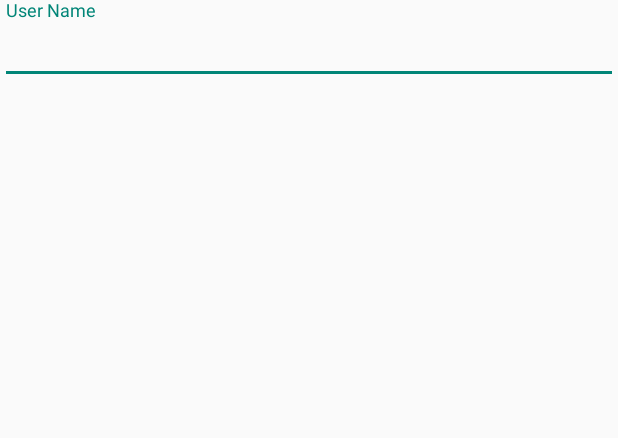
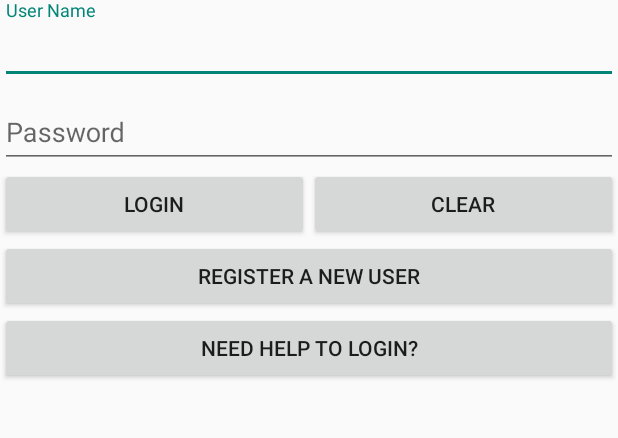
Before and after one commit to frodriguezc/Prueba3, an Android app: the screen it shows after launch (MainActivity), on a phone screen of 412 x 824 dp, the part 384-822 px from its top. Run offline under Robolectric (Android 15) with nearby library versions, the phone set to English and light mode, and no system bars.

Commit message:
layout register

```diff
--- a/app/src/main/AndroidManifest.xml
+++ b/app/src/main/AndroidManifest.xml
@@ -9,6 +9,7 @@
         android:roundIcon="@mipmap/ic_launcher_round"
         android:supportsRtl="true"
         android:theme="@style/Theme.Prueba3">
+        <activity android:name=".Register"></activity>
         <activity android:name=".MainActivity">
             <intent-filter>
                 <action android:name="android.intent.action.MAIN" />
--- a/app/src/main/res/layout/activity_main.xml
+++ b/app/src/main/res/layout/activity_main.xml
@@ -16,7 +16,7 @@
     <com.google.android.material.textfield.TextInputLayout
         android:id="@+id/tilUser"
         android:layout_width="match_parent"
-        android:layout_height="match_parent">
+        android:layout_height="wrap_content">
 
         <com.google.android.material.textfield.TextInputEditText
             android:id="@+id/etUser"
@@ -28,7 +28,7 @@
     <com.google.android.material.textfield.TextInputLayout
         android:id="@+id/tilPass"
         android:layout_width="match_parent"
-        android:layout_height="match_parent">
+        android:layout_height="wrap_content">
 
         <com.google.android.material.textfield.TextInputEditText
             android:id="@+id/etPass"
@@ -36,4 +36,36 @@
             android:layout_height="wrap_content"
             android:hint="Password" />
     </com.google.android.material.textfield.TextInputLayout>
+
+    <LinearLayout
+        android:layout_width="match_parent"
+        android:layout_height="wrap_content"
+        android:orientation="horizontal">
+
+        <Button
+            android:id="@+id/btnLogin"
+            android:layout_width="wrap_content"
+            android:layout_height="wrap_content"
+            android:layout_weight="1"
+            android:text="Login" />
+
+        <Button
+            android:id="@+id/btnClear"
+            android:layout_width="wrap_content"
+            android:layout_height="wrap_content"
+            android:layout_weight="1"
+            android:text="Clear" />
+    </LinearLayout>
+
+    <Button
+        android:id="@+id/btnRegister"
+        android:layout_width="match_parent"
+        android:layout_height="wrap_content"
+        android:text="Register a new user" />
+
+    <Button
+        android:id="@+id/btnRecover"
+        android:layout_width="match_parent"
+        android:layout_height="wrap_content"
+        android:text="Need help to login?" />
 </LinearLayout>
```
Also changed, not shown: app/src/main/java/com/example/prueba3/Register.java (added, +14 -0 lines), app/src/main/res/layout/activity_register.xml (added, +123 -0 lines), app/src/main/res/drawable/user_icon.png (added).
